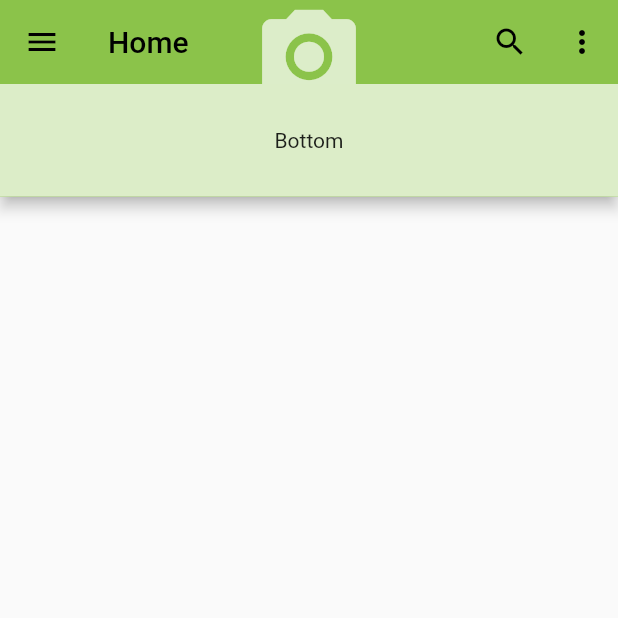
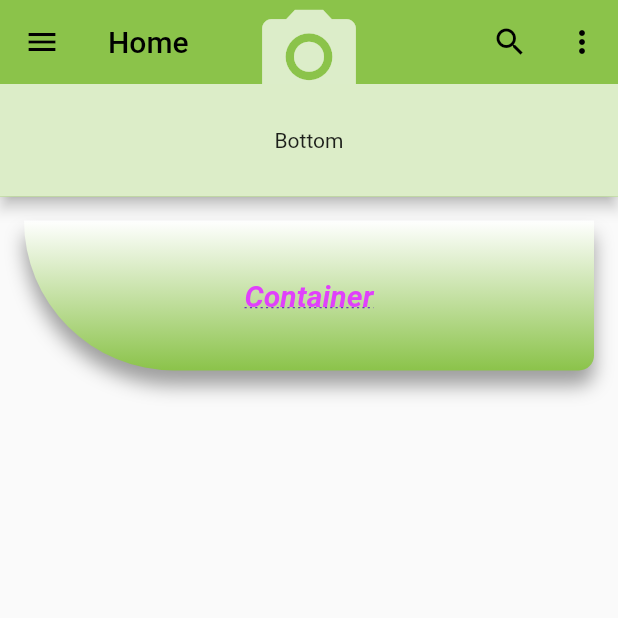
Before and after one commit to Cyber-Lord/ch6_basics, a Flutter app: the screen it shows after launch, on a phone screen of 412 x 824 dp, the top half of it. Run offline on Flutter 3.47's test engine with Material 2 defaults, Android fonts, the phone set to English and light mode, and no system bars.

Commit message:
Added a top container + safearea

```diff
--- a/lib/pages/home.dart
+++ b/lib/pages/home.dart
@@ -46,6 +46,68 @@ class _HomeState extends State<Home> {
           preferredSize: Size.fromHeight(75.0),
         ),
       ),
+      body: Padding(
+        padding: EdgeInsets.all(16.0),
+        child: SafeArea(
+          child: SingleChildScrollView(
+            child: Column(
+              children: [
+                const ContainerWithBoxDecorationWidget(),
+              ],
+            ),
+          ),
+        ),
+      ),
     );
   }
 }
+
+class ContainerWithBoxDecorationWidget extends StatelessWidget {
+  const ContainerWithBoxDecorationWidget({Key, key}) : super(key: key);
+  @override
+  Widget build(BuildContext context) {
+    return Column(
+      children: [
+        Container(
+          height: 100.0,
+          decoration: BoxDecoration(
+              borderRadius: BorderRadius.only(
+                bottomLeft: Radius.circular(100.0),
+                bottomRight: Radius.circular(10.0),
+              ),
+              gradient: LinearGradient(
+                  begin: Alignment.topCenter,
+                  end: Alignment.bottomCenter,
+                  colors: [Colors.white, Colors.lightGreen.shade500]),
+              boxShadow: [
+                BoxShadow(
+                  offset: Offset(
+                    0.0,
+                    10.0,
+                  ),
+                  blurRadius: 10.0,
+                  color: Colors.grey,
+                ),
+              ]),
+          child: Center(
+            child: Text(
+              "Container",
+              style: TextStyle(
+                color: Colors.purpleAccent,
+                decoration: TextDecoration.underline,
+                decorationColor: Colors.deepPurple,
+                decorationStyle: TextDecorationStyle.dotted,
+                fontSize: 20,
+                fontStyle: FontStyle.italic,
+                fontWeight: FontWeight.bold,
+              ),
+              maxLines: 4,
+              overflow: TextOverflow.ellipsis,
+              textAlign: TextAlign.justify,
+            ),
+          ),
+        )
+      ],
+    );
+  }
+}
```
